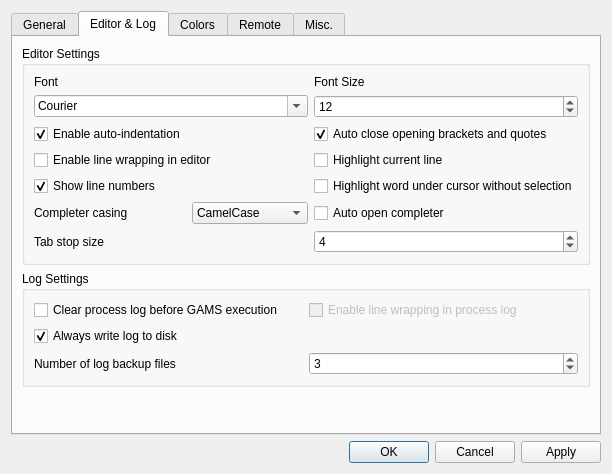
GAMS-dev/studio, file src/settingsdialog.ui: the form before one commit.
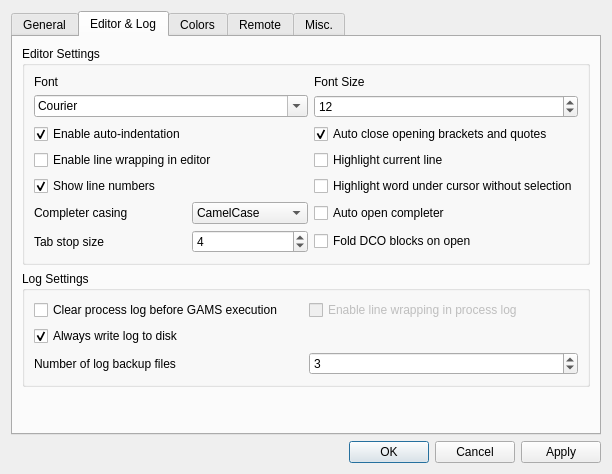
The form after the commit. The open tabs and pages were chosen to show the change. Icons and pictures are not drawn.

Commit message: added autoFoldDco to SettingsDialog and update CHANGELOG

Diff of the .ui file:
```diff
--- a/src/settingsdialog.ui
+++ b/src/settingsdialog.ui
@@ -258,22 +258,6 @@
             </property>
            </widget>
           </item>
-          <item row="9" column="2">
-           <widget class="QSpinBox" name="sb_tabsize">
-            <property name="enabled">
-             <bool>true</bool>
-            </property>
-            <property name="minimum">
-             <number>1</number>
-            </property>
-            <property name="maximum">
-             <number>50</number>
-            </property>
-            <property name="value">
-             <number>4</number>
-            </property>
-           </widget>
-          </item>
           <item row="4" column="2">
            <widget class="QCheckBox" name="cb_autoclose">
             <property name="text">
@@ -454,6 +438,29 @@
             </item>
            </widget>
           </item>
+          <item row="9" column="1">
+           <widget class="QSpinBox" name="sb_tabsize">
+            <property name="enabled">
+             <bool>true</bool>
+            </property>
+            <property name="minimum">
+             <number>1</number>
+            </property>
+            <property name="maximum">
+             <number>50</number>
+            </property>
+            <property name="value">
+             <number>4</number>
+            </property>
+           </widget>
+          </item>
+          <item row="9" column="2">
+           <widget class="QCheckBox" name="cb_autoFoldDco">
+            <property name="text">
+             <string>Fold DCO blocks on open</string>
+            </property>
+           </widget>
+          </item>
          </layout>
         </widget>
        </item>
```
Left out of the diff: 6 changed lines with no effect on the pictures. The commit also changes 2 other files.
